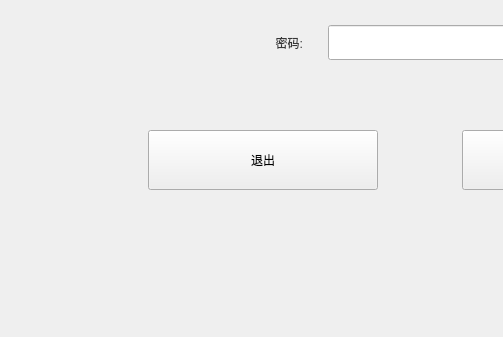
The window that Qt/ERP/login.ui (superp2017/NTERP) describes before a commit, drawn with Qt 5; both pictures show x 0 to 503 and y 304 to 641 of the 851 by 641 pixel window.
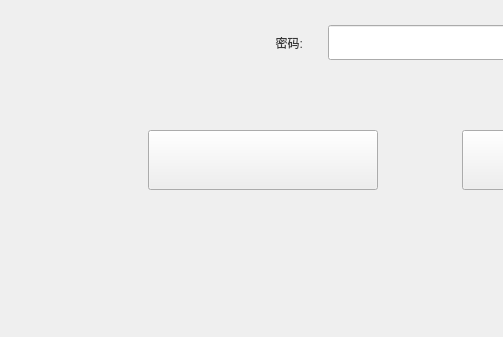
The same window after the commit. Icons and pictures are not drawn.

```diff
--- a/Qt/ERP/login.ui
+++ b/Qt/ERP/login.ui
@@ -197,7 +197,7 @@
            </size>
           </property>
           <property name="text">
-           <string>退出</string>
+           <string/>
           </property>
          </widget>
         </item>
```
